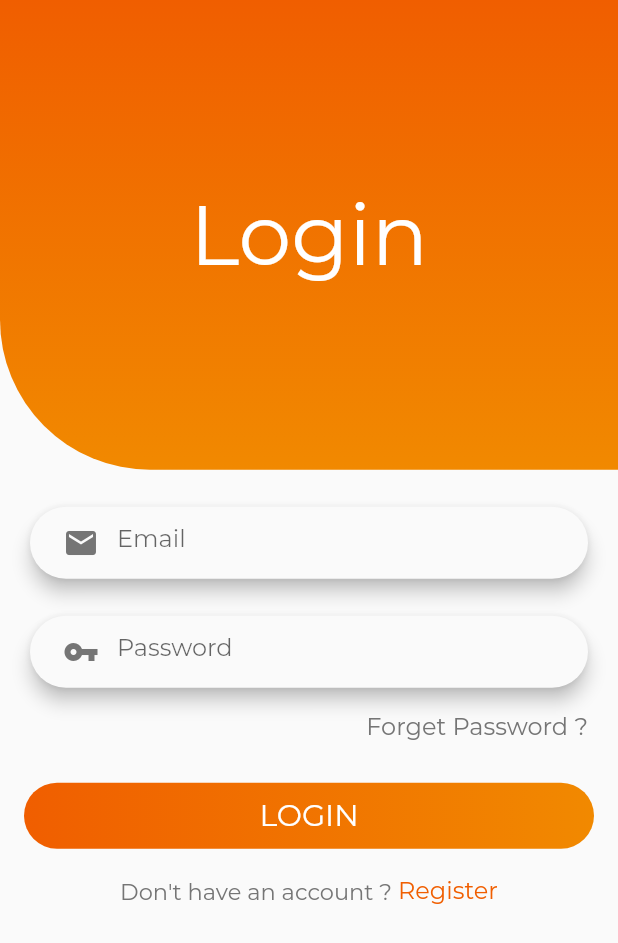
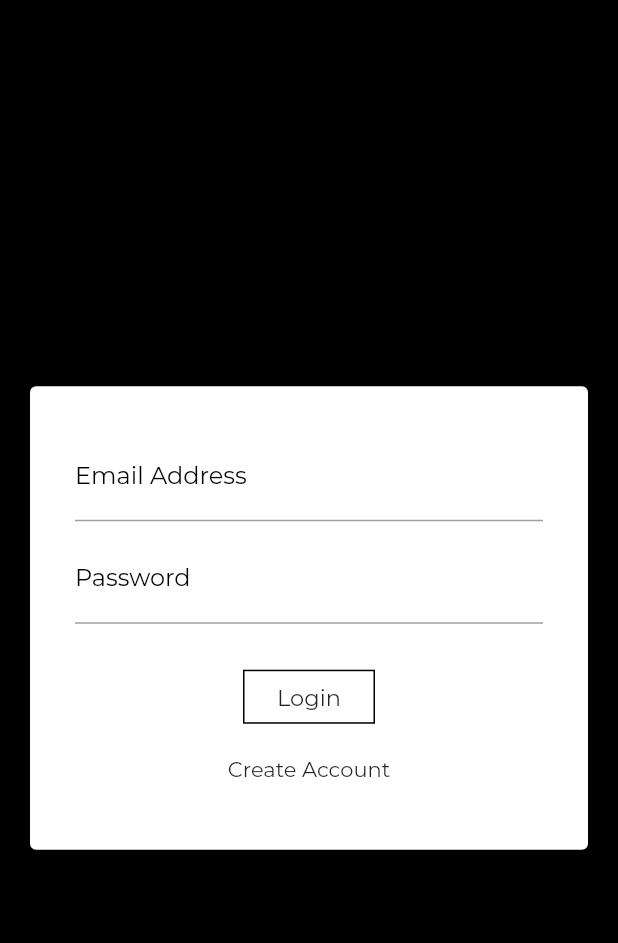
Before and after one commit to ArGendi/E-Commerce-app, a Flutter app: the LoginPage screen opened by its route, on a phone screen of 412 x 824 dp. Shown: the top 943 px of the screen. Run offline on Flutter 3.47's test engine with Material 2 defaults, Android fonts, the phone set to English and light mode, and no system bars; our stand-ins replace cloud_firestore, firebase_auth, flutter_credit_card, flutter_rating_bar, google_sign_in, modal_progress_hud and 1 more; missing offline and left inert: stripe_payment; accounts and stored records are empty.

Commit message:
In flutter
change login page style

```diff
--- a/lib/main.dart
+++ b/lib/main.dart
@@ -51,7 +51,7 @@ class MyApp extends StatelessWidget {
           ),
           debugShowCheckedModeBanner: false,
           title: 'E-Commerce',
-          initialRoute: HomePage.id,
+          initialRoute: LoginPage.id,
           routes: {
             LoginPage.id: (context) => LoginPage(),
             SignUpPage.id: (context) => SignUpPage(),
--- a/lib/pages/login.dart
+++ b/lib/pages/login.dart
@@ -14,172 +14,93 @@ import 'package:modal_progress_hud/modal_progress_hud.dart';
 import 'package:provider/provider.dart';
 import 'package:google_sign_in/google_sign_in.dart';
 
-class LoginPage extends StatelessWidget {
+class LoginPage extends StatefulWidget {
   static final String id = 'login';
-  final Auth _auth = Auth();
-  final Alert _alert = Alert();
-  final TextEditingController emailController = TextEditingController();
-  final TextEditingController passwordController = TextEditingController();
 
-  String validation(){
-    String errorText = '';
-    if(emailController.text.isEmpty)
-      errorText = 'You forgot your email';
-    else if(passwordController.text.isEmpty)
-      errorText = 'Oh, you have to enter a password';
-    return errorText;
+  @override
+  _LoginPageState createState() => _LoginPageState();
 }
+
+class _LoginPageState extends State<LoginPage> {
+  final _formKey = GlobalKey<FormState>();
 
   @override
   Widget build(BuildContext context) {
     final size = MediaQuery.of(context).size;
     return Scaffold(
-      body: ModalProgressHUD(
-        progressIndicator: CircularProgressIndicator(
-          valueColor: AlwaysStoppedAnimation<Color>(kMainColor1),
+      backgroundColor: Colors.black,
+      body: Center(
+        child: Card(
+          margin: const EdgeInsets.all(20),
+          child: SingleChildScrollView(
+            padding: const EdgeInsets.all(30),
+            child: Form(
+              key: _formKey,
+              child: Column(
+                mainAxisSize: MainAxisSize.min,
+                children: <Widget>[
+                  TextFormField(
+                    validator: (value){
+                      if(value.isEmpty || !value.contains('@'))
+                        return 'Invalid Email Address';
+                      return null;
+                    },
+                    keyboardType: TextInputType.emailAddress,
+                    decoration: InputDecoration(
+                      labelText: 'Email Address',
+                      labelStyle: TextStyle(
+                        color: Colors.black,
                       ),
-        inAsyncCall: Provider.of<ModelHud>(context).loading,
-        child: Column(
-          children: <Widget>[
-            Container(
-              alignment: Alignment.center,
-              height: size.height * .38,
-              width: size.width,
-              decoration: BoxDecoration(
-                gradient: LinearGradient(
-                  begin: Alignment.topCenter,
-                  end: Alignment.bottomCenter,
-                  colors: [
-                    kMainColor1,
-                    kMainColor2,
-                  ],
+                      focusedBorder: UnderlineInputBorder(
+                        borderSide: BorderSide(color: Colors.black)
                       ),
-                borderRadius: BorderRadius.only(bottomLeft: Radius.circular(100)),
+                      errorBorder: UnderlineInputBorder(
+                          borderSide: BorderSide(color: Colors.red)
                       ),
+                    ),
+                    cursorColor: Colors.black,
+                  ),
+                  SizedBox(height: size.height * .01,),
+                  TextFormField(
+                    validator: (value){
+                      if(value.isEmpty || value.length < 6)
+                        return 'Password must be longer than 6';
+                      return null;
+                    },
+                    obscureText: true,
+                    decoration: InputDecoration(
+                      labelText: 'Password',
+                      labelStyle: TextStyle(
+                        color: Colors.black,
+                      ),
+                      focusedBorder: UnderlineInputBorder(
+                          borderSide: BorderSide(color: Colors.black)
+                      ),
+                      errorBorder: UnderlineInputBorder(
+                          borderSide: BorderSide(color: Colors.red)
+                      ),
+                    ),
+                    cursorColor: Colors.black,
+                  ),
+                  SizedBox(height: size.height * .03,),
+                  FlatButton(
                     child: Text(
                       'Login',
-                style: Theme.of(context).textTheme.headline2.copyWith(
-                  color: Colors.white,
-                ),
-              ),
-            ),
-            SizedBox(height: size.height * 0.03,),
-            Expanded(
-              child: Form(
-                child: ListView(
-                  children: <Widget>[
-                    CustomTextField(
-                      icon: Icons.email,
-                      hintText: 'Email',
-                      controller: emailController,
-                    ),
-                    SizedBox(height: size.height * 0.03,),
-                    CustomTextField(
-                      icon: Icons.vpn_key,
-                      hintText: 'Password',
-                      hidden: true,
-                      controller: passwordController,
-                    ),
-                    SizedBox(height: size.height * 0.02,),
-                    Padding(
-                      padding: const EdgeInsets.only(right: 20),
-                      child: GestureDetector(
-                        onTap: (){
-                          Navigator.pushNamed(context, EmailRequired.id);
-                        },
-                        child: Text(
-                          'Forget Password ?',
-                          textAlign: TextAlign.end,
                       style: TextStyle(
-                            color: Colors.grey[600],
-                            fontSize: 16,
-                          ),
-                        ),
-                      ),
-                    ),
-                    SizedBox(height: size.height * 0.03,),
-                    Builder(
-                      builder: (context) => FlatButton(
-                        onPressed: () async{
-                          final modalHud = Provider.of<ModelHud>(context, listen: false);
-                          modalHud.changeLoadingValue(true);
-                          String errorText = validation();
-                          if(errorText.length > 0) {
-                            modalHud.changeLoadingValue(false);
-                            Scaffold.of(context).showSnackBar(_alert.bar(context, errorText, ''));
-                          }
-                          else {
-                            final String email = emailController.text;
-                            final String password = passwordController.text;
-                            try{
-                              final account = await _auth.login(email, password);
-                              if(account != null){
-                                modalHud.changeLoadingValue(false);
-                                Navigator.pushReplacementNamed(context, HomePage.id);
-                              }
-                            }
-                            on PlatformException catch(e){
-                              modalHud.changeLoadingValue(false);
-                              Scaffold.of(context).showSnackBar(SnackBar(
-                                content: Text(e.message),
-                              ));
-                            }
-                          }
-                        },
-                        child: Container(
-                          width: size.width,
-                          padding: const EdgeInsets.all(10),
-                          decoration: BoxDecoration(
-                            gradient: LinearGradient(
-                              colors: [
-                                kMainColor1,
-                                kMainColor2,
-                              ],
-                            ),
-                            borderRadius: BorderRadius.circular(30),
-                          ),
-                          child: Text(
-                            'LOGIN',
-                            textAlign: TextAlign.center,
-                            style: TextStyle(
-                              color: Colors.white,
-                              fontSize: 20,
-                            ),
-                          ),
-                        ),
-                      ),
-                    ),
-                    SizedBox(height: size.height * 0.02,),
-                    Row(
-                      mainAxisAlignment: MainAxisAlignment.center,
-                      children: <Widget>[
-                        Text(
-                          'Don\'t have an account ? ',
-                          style: TextStyle(
-                            color: Colors.grey[600],
                         fontSize: 15,
                       ),
                     ),
-                        GestureDetector(
-                          onTap: (){
-                            Navigator.pushNamed(context, SignUpPage.id);
-                          },
-                          child: Text(
-                            'Register',
-                            style: TextStyle(
-                              color: kMainColor1,
-                              fontSize: 16,
+                    onPressed: (){},
+                    shape: Border.all(),
                   ),
+                  FlatButton(
+                    child: Text('Create Account'),
+                    onPressed: (){},
+                  ),
+                ],
               ),
             )
-                      ],
           ),
-                    SizedBox(height: size.height * 0.02,),
-                  ],
-                ),
-              ),
-            ),
-          ],
         ),
       ),
     );
```
Lines whose indentation alone changed are shown as unchanged.
